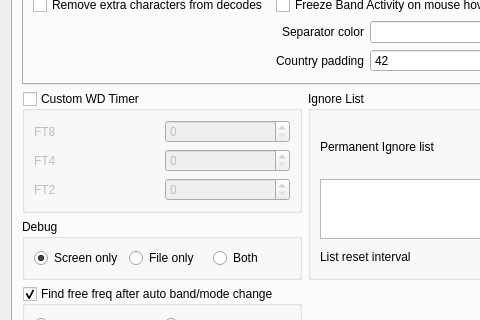
This is Configuration.ui in uaro-radio/wsjt-z as Qt 5 draws it before an edit; both pictures show x 0 to 480 and y 259 to 579 of the 760 by 727 pixel window. The edited form follows.
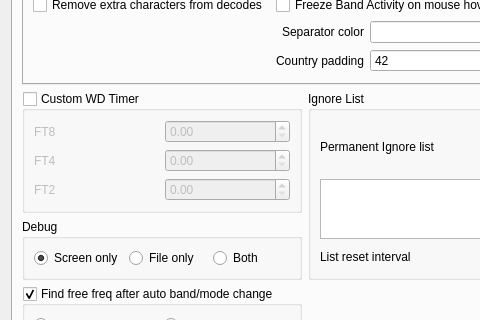
This is the edited form. Custom widgets are drawn as their Qt base class.

Patch:
```diff
--- a/Configuration.ui
+++ b/Configuration.ui
@@ -3911,7 +3911,14 @@
            </widget>
           </item>
           <item row="0" column="1">
-           <widget class="QSpinBox" name="sb_WD_FT8"/>
+           <widget class="QDoubleSpinBox" name="sb_WD_FT8">
+            <property name="decimals">
+             <number>2</number>
+            </property>
+            <property name="singleStep">
+             <double>0.250000000000000</double>
+            </property>
+           </widget>
           </item>
           <item row="0" column="0">
            <widget class="QLabel" name="label_16">
@@ -3921,7 +3928,14 @@
            </widget>
           </item>
           <item row="1" column="1">
-           <widget class="QSpinBox" name="sb_WD_FT4"/>
+           <widget class="QDoubleSpinBox" name="sb_WD_FT4">
+            <property name="decimals">
+             <number>2</number>
+            </property>
+            <property name="singleStep">
+             <double>0.250000000000000</double>
+            </property>
+           </widget>
           </item>
           <item row="2" column="0">
            <widget class="QLabel" name="label_WD_FT2">
@@ -3931,7 +3945,14 @@
            </widget>
           </item>
           <item row="2" column="1">
-           <widget class="QSpinBox" name="sb_WD_FT2"/>
+           <widget class="QDoubleSpinBox" name="sb_WD_FT2">
+            <property name="decimals">
+             <number>2</number>
+            </property>
+            <property name="singleStep">
+             <double>0.250000000000000</double>
+            </property>
+           </widget>
           </item>
          </layout>
         </widget>
```
